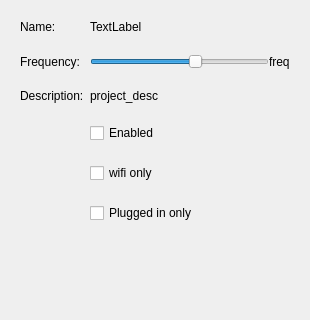
First picture: the form in App/ProjectM/projectwindow.ui, repository yobson/Project-M, before the edit; both pictures show x 0 to 310 and y 0 to 320 of the 310 by 638 pixel window.
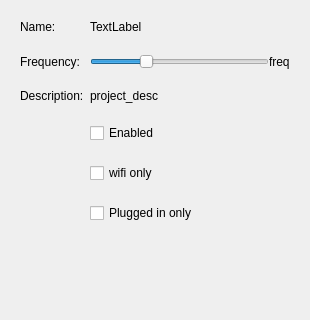
Second picture: the form after the edit.

The edit to the form file:
```diff
--- a/App/ProjectM/projectwindow.ui
+++ b/App/ProjectM/projectwindow.ui
@@ -82,7 +82,7 @@
            <number>0</number>
           </property>
           <property name="maximum">
-           <number>5</number>
+           <number>10</number>
           </property>
           <property name="pageStep">
            <number>1</number>
```
